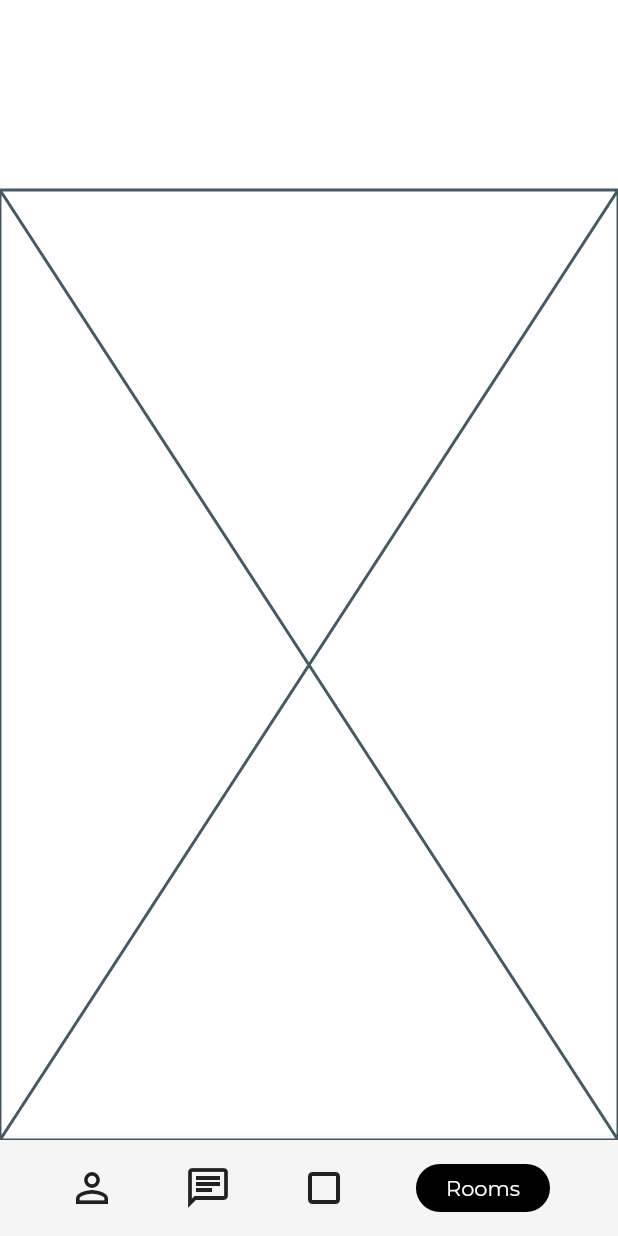
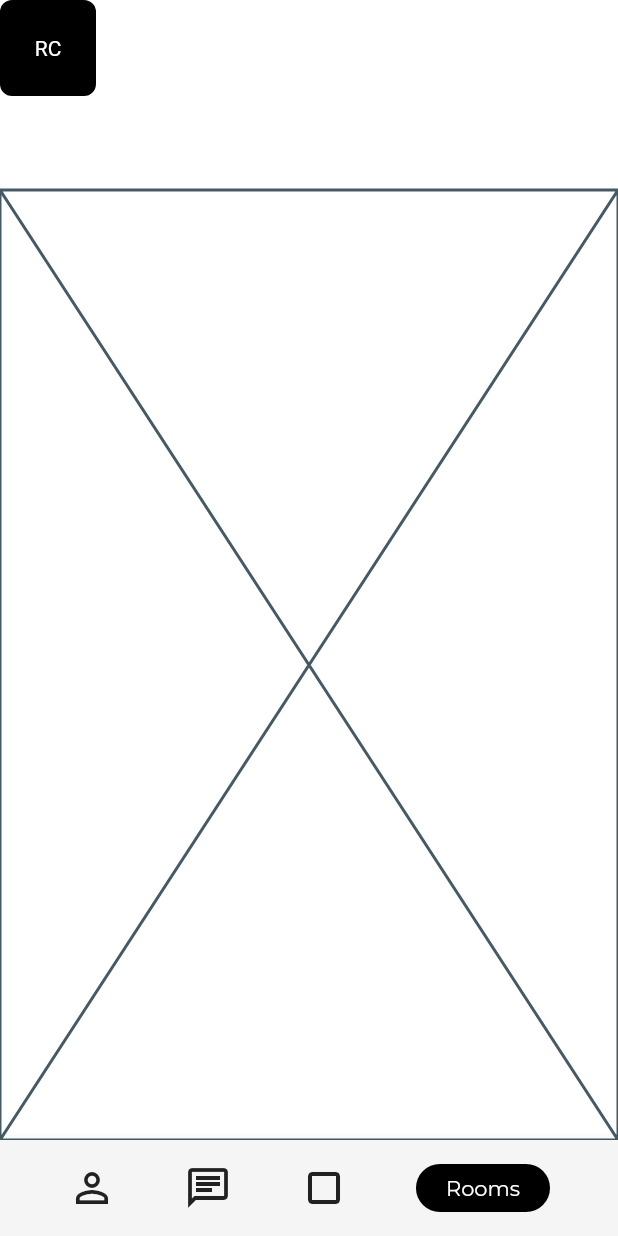
Before and after one commit to JAICHANGPARK/flutter_notebook_8th_story, a Flutter app: the SocialHomePage screen opened by its route, on a phone screen of 412 x 824 dp. Run offline on Flutter 3.47's test engine with Material 2 defaults, Android fonts, the phone set to English and light mode, and no system bars; our stand-ins replace badges, flutter_hooks, google_fonts, hooks_riverpod, state_notifier.

Commit message:
Update social_home_page.dart

```diff
--- a/lib/ep588_social_app/social_home_page.dart
+++ b/lib/ep588_social_app/social_home_page.dart
@@ -22,6 +22,17 @@ class _SocialHomePageState extends State<SocialHomePage> {
                     children: [
                       Container(
                         height: 64,
+                        width: 64,
+                        decoration: BoxDecoration(
+                          color: Colors.black,
+                          borderRadius: BorderRadius.circular(8),
+
+                        ),
+                        child: Center(
+                          child: Text("RC", style: TextStyle(
+                            color: Colors.white
+                          ),),
+                        ),
                       )
                     ],
                   )
```
